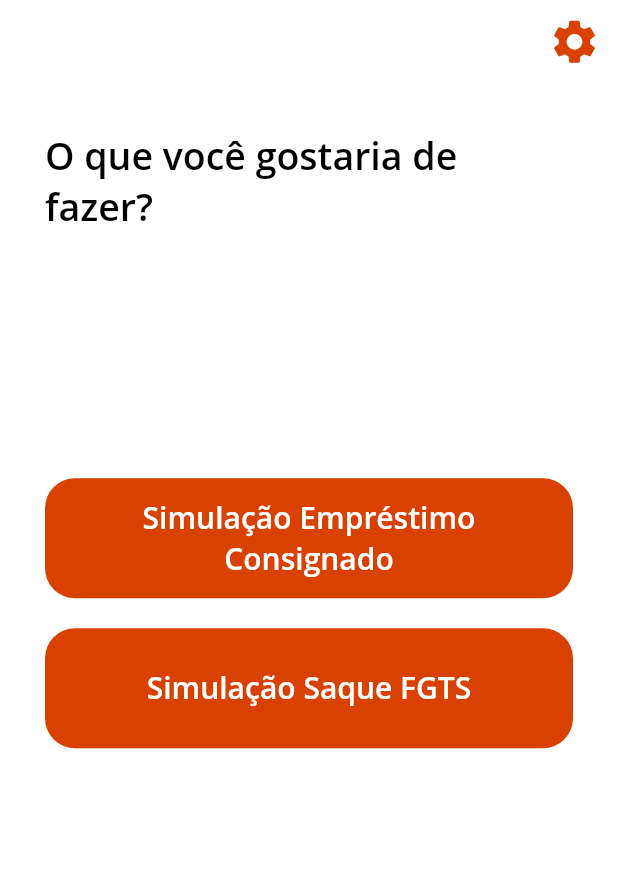
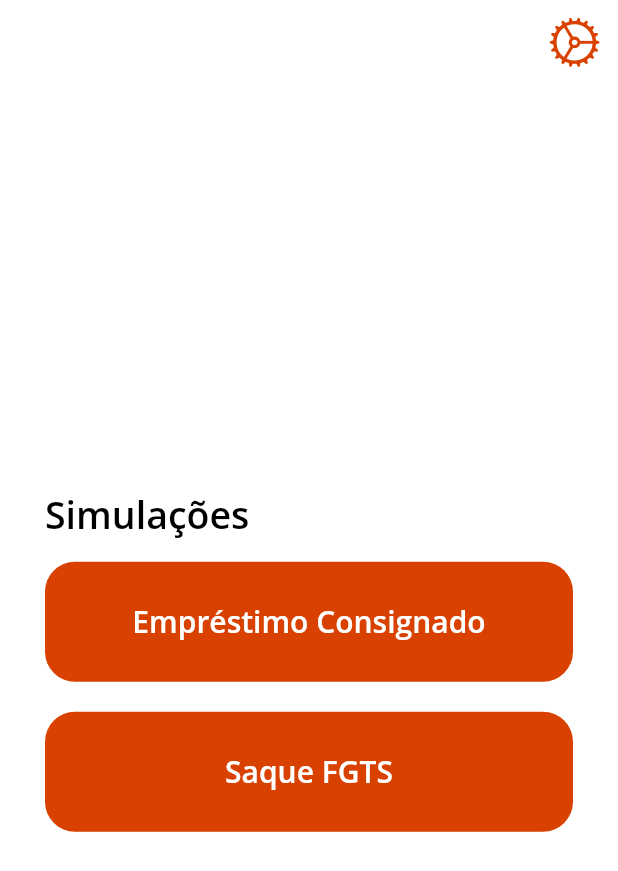
Before and after one commit to matheusgalvao1/btvcred, a Flutter app: the screen it shows after launch, on a phone screen of 412 x 824 dp. Shown: the top 871 px of the screen. Run offline on Flutter 3.47's test engine with Material 2 defaults, Android fonts, the phone set to English and light mode, and no system bars; our stand-ins replace firebase_remote_config, flushbar, flutter_svg, google_fonts, numberpicker, percent_indicator; missing offline and left inert: bloc_pattern, flare_splash_screen, one_context; accounts and stored records are empty; project files that could hold a hidden picture were left out.

Commit message:
:sparkles: Settings button

```diff
--- a/lib/view/home/main.dart
+++ b/lib/view/home/main.dart
@@ -1,3 +1,4 @@
+import 'package:flutter/cupertino.dart';
 import 'package:flutter/material.dart';
 
 import '../../components/Button.dart';
@@ -14,22 +15,25 @@ class Home extends StatelessWidget {
             padding: EdgeInsets.only(right: 10),
             onPressed: () {},
             icon: Icon(
-              Icons.settings,
+              CupertinoIcons.settings,
               size: 35,
               color: Theme.of(context).colorScheme.primary,
             ),
           ),
         ],
       ),
-      body: ListView(
+      body: Center(
+        child: ListView(
           padding: EdgeInsets.all(30),
+          physics: BouncingScrollPhysics(),
+          shrinkWrap: true,
           children: [
             Row(
               mainAxisAlignment: MainAxisAlignment.center,
               children: [
                 Expanded(
                   child: Text(
-                  'O que você gostaria de fazer?',
+                    'Simulações',
                     style: Theme.of(context).textTheme.headline1.copyWith(
                           fontWeight: FontWeight.w600,
                           fontSize: 25,
@@ -38,22 +42,24 @@ class Home extends StatelessWidget {
                 ),
               ],
             ),
-          SizedBox(height: MediaQuery.of(context).size.height * .2),
+            SizedBox(height: 15),
+            //SizedBox(height: MediaQuery.of(context).size.height * .2),
             MyButton(
-            text: 'Simulação Empréstimo Consignado',
+              text: 'Empréstimo Consignado',
               width: 150,
               height: 80,
               onTap: () => Navigator.pushNamed(context, '/simulator'),
             ),
             SizedBox(height: 20),
             MyButton(
-            text: 'Simulação Saque FGTS',
+              text: 'Saque FGTS',
               width: 150,
               height: 80,
               onTap: () {},
             ),
           ],
         ),
+      ),
     );
   }
 }
--- a/pubspec.yaml
+++ b/pubspec.yaml
@@ -20,6 +20,7 @@ dependencies:
   flutter_launcher_icons: ^0.9.0
   flutter_svg: ^0.21.0+1
   google_fonts: ^1.1.0
+  flutter_keyboard_visibility: ^5.0.3
   numberpicker: ^2.1.1
   one_context: ^1.1.0
   page_transition: ^1.1.7+6
```
Also changed, not shown: lib/bloc/simulator.dart (+4 -4 lines), lib/view/simulator/Fab.dart (added, +18 -0 lines), lib/view/simulator/main.dart (+3 -15 lines), lib/assets/icons/settings.svg (added). Lines whose indentation alone changed are shown as unchanged.
